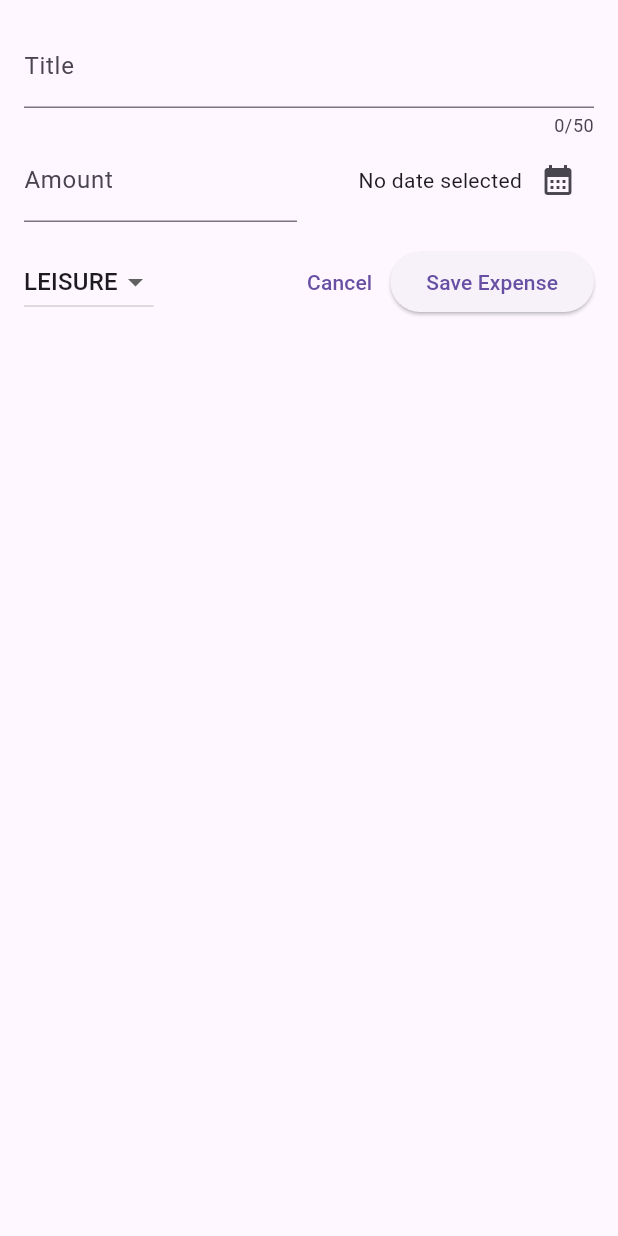
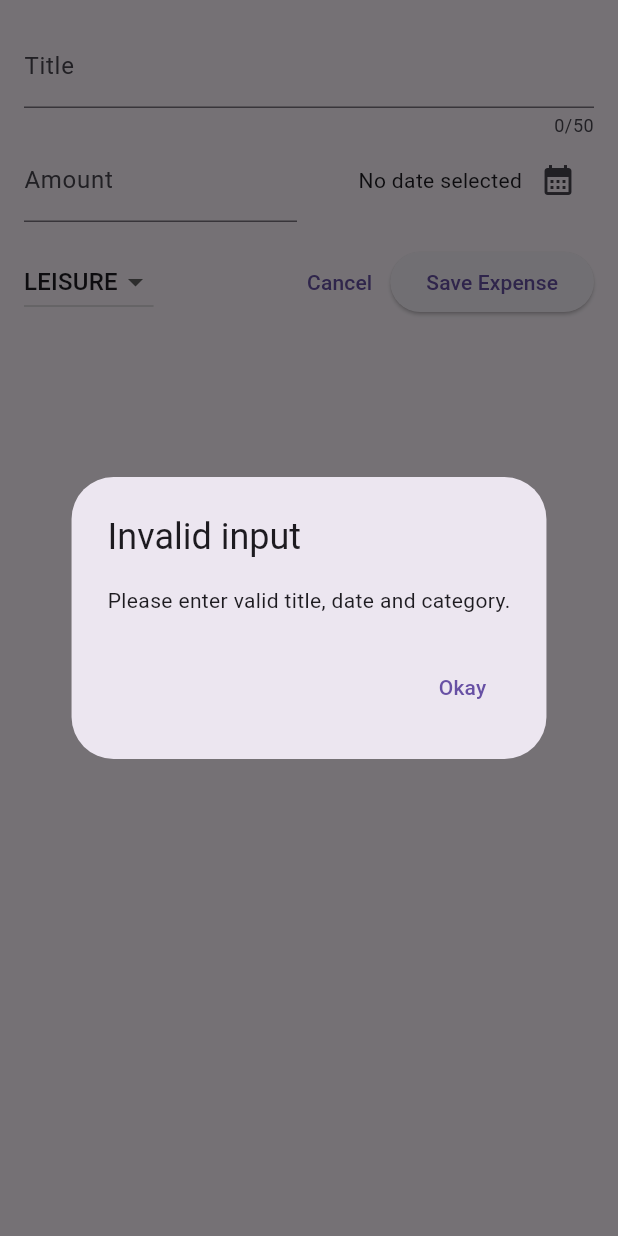
Before and after one commit to HitzCommitted/flutter_expense_tracker, a Flutter app: the NewExpense widget shown alone on an empty page, opened directly, after a tap on "Save Expense", on a phone screen of 412 x 824 dp. Run offline on Flutter 3.47's test engine with Material 3 defaults, Android fonts, the phone set to English and light mode, and no system bars.

Commit message:
validation check for expense entries

```diff
--- a/lib/widgets/new_expense.dart
+++ b/lib/widgets/new_expense.dart
@@ -14,7 +14,7 @@ class _NewExpenseState extends State<NewExpense> {
   final _titleController = TextEditingController();
   final _amountController = TextEditingController();
   DateTime? _selectedDate;
-  Category _selectedCategory = Category.leisure;
+  Category _selectedCategory = Category.leisure; // Default value
 
   void _presentDatePicker() async {
     final now = DateTime.now();
@@ -28,6 +28,35 @@ class _NewExpenseState extends State<NewExpense> {
     setState(() {
       _selectedDate = pickedDate;
     });
+  }
+
+  void _submitExpenseData() {
+    final enteredAmount = double.tryParse(_amountController.text);
+    final amountIsInvalid = enteredAmount == null || enteredAmount <= 0;
+
+    if (_titleController.text.trim().isEmpty ||
+        amountIsInvalid ||
+        _selectedDate == null) {
+      showDialog(
+        context: context,
+        builder:
+            (ctx) => AlertDialog(
+              title: const Text('Invalid input'),
+              content: const Text(
+                'Please enter valid title, date and category.',
+              ),
+              actions: [
+                TextButton(
+                  onPressed: () {
+                    Navigator.pop(ctx);
+                  },
+                  child: const Text('Okay'),
+                ),
+              ],
+            ),
+      );
+      return;
+    }
   }
 
   @override
@@ -111,10 +140,7 @@ class _NewExpenseState extends State<NewExpense> {
                 child: const Text('Cancel'),
               ),
               ElevatedButton(
-                onPressed: () {
-                  print(_titleController.text);
-                  print(_amountController.text);
-                },
+                onPressed: _submitExpenseData,
                 child: const Text('Save Expense'),
               ),
             ],
```
